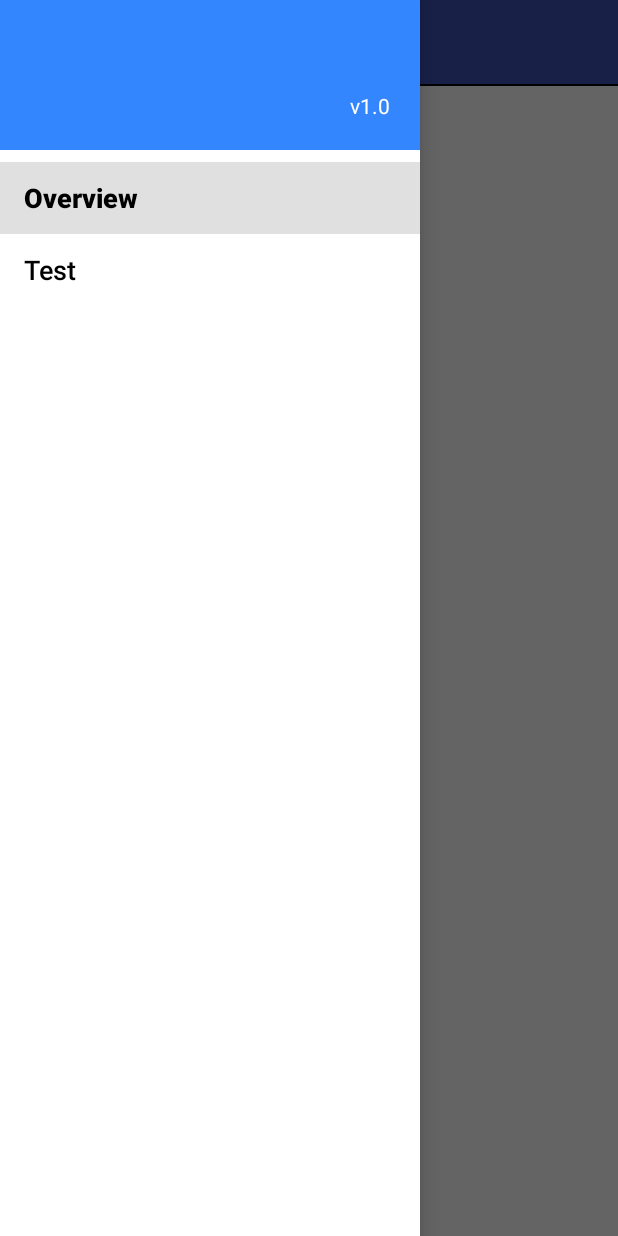
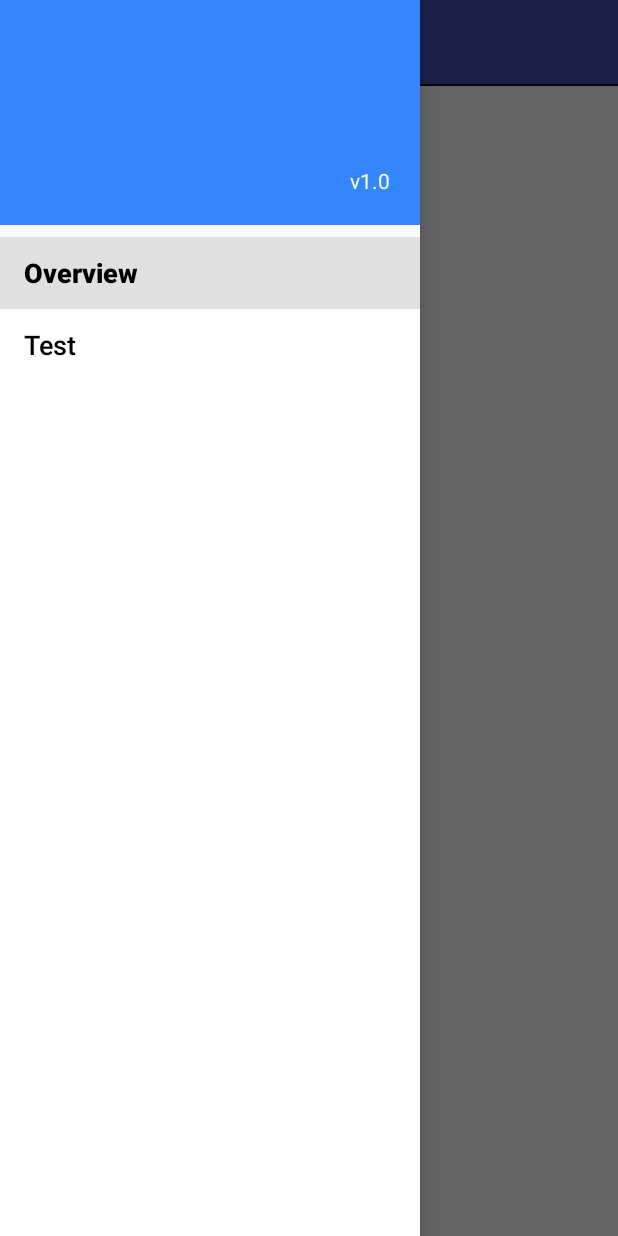
Before and after one commit to logicmelody/DLExerciseAndroid, an Android app: the screen it shows after launch (MainActivity), with the side drawer open, on a phone screen of 412 x 824 dp. Run offline under Robolectric (Android 15) with nearby library versions, the phone set to English and light mode, and no system bars.

Commit message:
[Refactor]

```diff
--- a/app/src/main/java/com/dl/dlexerciseandroid/main/UIController.java
+++ b/app/src/main/java/com/dl/dlexerciseandroid/main/UIController.java
@@ -145,13 +145,13 @@ public class UIController {
         });
     }
 
-    private void replaceFragmentTo(Class<?> fragmentClass, String fragmentTag) {
+    private void replaceFragmentTo(Class<? extends Fragment> fragmentClass, String fragmentTag) {
         FragmentTransaction fragmentTransaction = mFragmentManager.beginTransaction();
 
         Fragment fragment = mFragmentManager.findFragmentByTag(fragmentTag);
         if (fragment == null) {
             try {
-                fragment = (Fragment) fragmentClass.newInstance();
+                fragment = fragmentClass.newInstance();
                 fragmentTransaction.replace(R.id.frame_layout_main_container, fragment, fragmentTag);
 
             } catch (InstantiationException e) {
--- a/app/src/main/res/values/dimens.xml
+++ b/app/src/main/res/values/dimens.xml
@@ -4,7 +4,7 @@
     <dimen name="padding_main_window">20dp</dimen>
 
     <!-- Left drawer -->
-    <dimen name="height_main_left_drawer_header">100dp</dimen>
+    <dimen name="height_main_left_drawer_header">150dp</dimen>
     <dimen name="padding_main_left_drawer_header">20dp</dimen>
 
 
```
